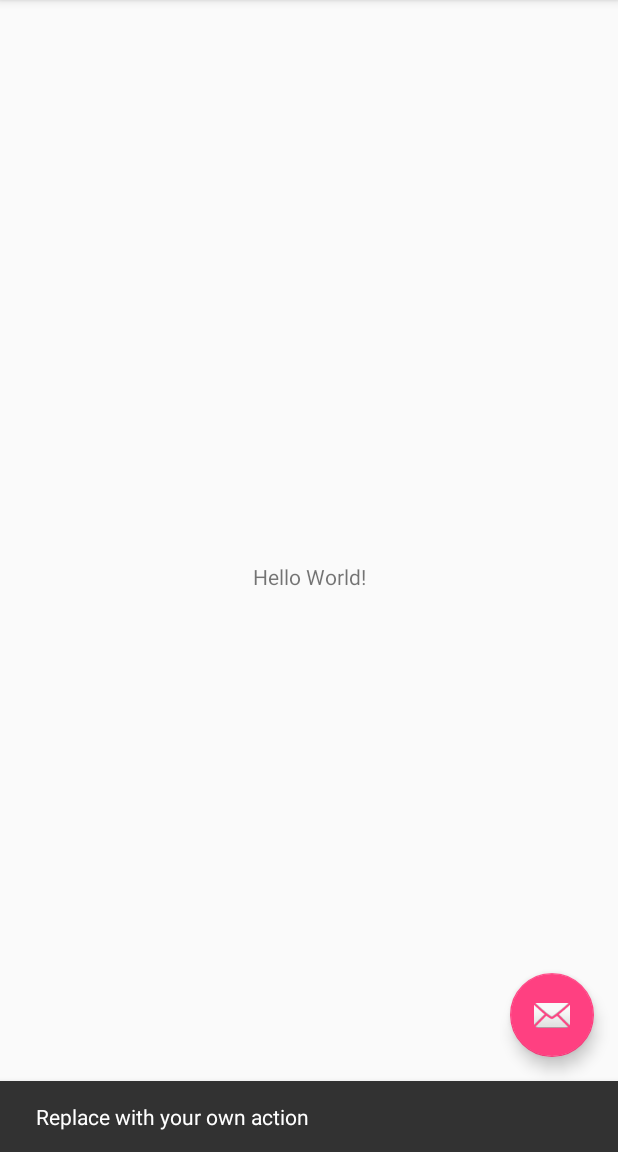
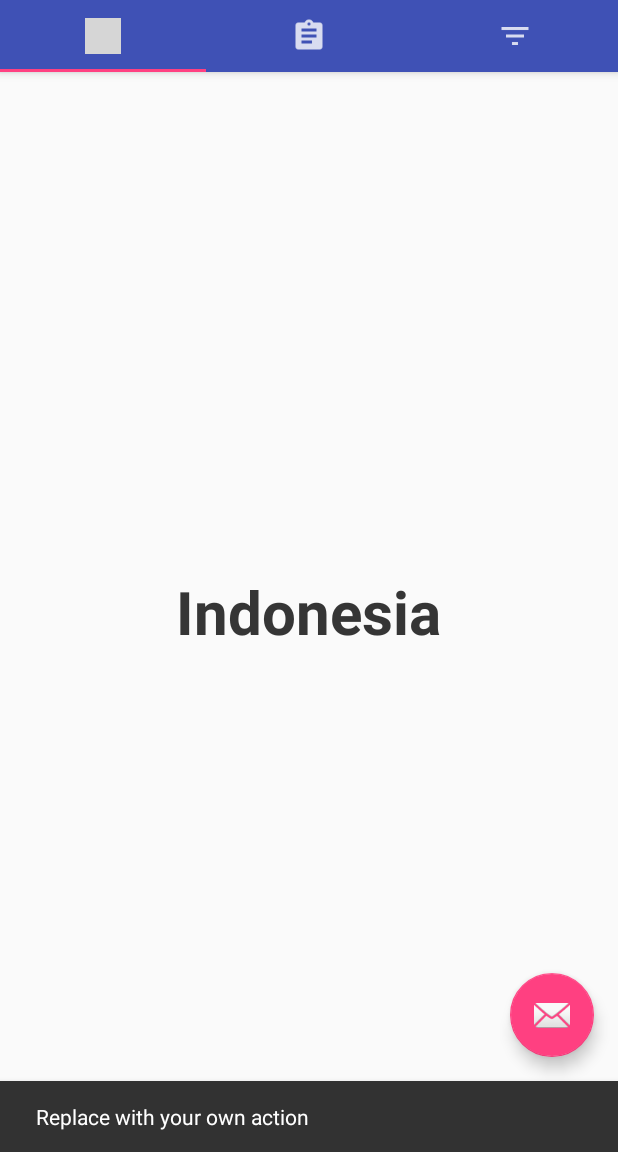
Before and after one commit to pampams/testing, an Android app: the screen it shows after launch (MainActivity), after a tap on an icon or button, on a phone screen of 412 x 824 dp, the part 84-1236 px from its top. Run offline under Robolectric (Android 15) with nearby library versions, the phone set to English and light mode, and no system bars; grey boxes are pictures that could not be loaded.

Commit message:
tambah icon di action bar

```diff
--- a/app/src/main/java/com/example/d/myapplication/MainActivity.java
+++ b/app/src/main/java/com/example/d/myapplication/MainActivity.java
@@ -3,13 +3,32 @@ package com.example.d.myapplication;
 import android.os.Bundle;
 import android.support.design.widget.FloatingActionButton;
 import android.support.design.widget.Snackbar;
+import android.support.design.widget.TabLayout;
+import android.support.v4.app.Fragment;
+import android.support.v4.app.FragmentManager;
+import android.support.v4.app.FragmentPagerAdapter;
+import android.support.v4.view.ViewPager;
 import android.support.v7.app.AppCompatActivity;
 import android.support.v7.widget.Toolbar;
 import android.view.View;
 import android.view.Menu;
 import android.view.MenuItem;
 
+import java.util.ArrayList;
+import java.util.List;
+import com.example.d.myapplication.MainActivityFragment;
 public class MainActivity extends AppCompatActivity {
+
+    private MenuItem menuItem;
+    private Toolbar toolbar;
+    private TabLayout tabLayout;
+    private ViewPager viewPager;
+    private int[] tabIcons = {
+            R.drawable.ic_home,
+            R.drawable.ic_assesment,
+            R.drawable.ic_filter
+    };
+
 
     @Override
     protected void onCreate(Bundle savedInstanceState) {
@@ -17,6 +36,15 @@ public class MainActivity extends AppCompatActivity {
         setContentView(R.layout.activity_main);
         Toolbar toolbar = (Toolbar) findViewById(R.id.toolbar);
         setSupportActionBar(toolbar);
+
+        getSupportActionBar().setDisplayHomeAsUpEnabled(false);
+
+        viewPager = (ViewPager) findViewById(R.id.viewpager);
+        setupViewPager(viewPager);
+
+        tabLayout = (TabLayout) findViewById(R.id.tabs);
+        tabLayout.setupWithViewPager(viewPager);
+        setupTabIcons();
 
         FloatingActionButton fab = (FloatingActionButton) findViewById(R.id.fab);
         fab.setOnClickListener(new View.OnClickListener() {
@@ -28,12 +56,58 @@ public class MainActivity extends AppCompatActivity {
         });
     }
 
+
+    private void setupTabIcons() {
+        tabLayout.getTabAt(0).setIcon(tabIcons[0]);
+        tabLayout.getTabAt(1).setIcon(tabIcons[1]);
+        tabLayout.getTabAt(2).setIcon(tabIcons[2]);
+    }
+
+    private void setupViewPager(ViewPager viewPager) {
+        ViewPagerAdapter adapter = new ViewPagerAdapter(getSupportFragmentManager());
+        adapter.addFragment(new MainActivityFragment(), "ONE");
+        adapter.addFragment(new TwoFragment(), "TWO");
+        adapter.addFragment(new ThreeFragment(), "THREE");
+        viewPager.setAdapter(adapter);
+    }
+
+
+    class ViewPagerAdapter extends FragmentPagerAdapter {
+        private final List<Fragment> mFragmentList = new ArrayList<>();
+        private final List<String> mFragmentTitleList = new ArrayList<>();
+
+        public ViewPagerAdapter(FragmentManager manager) {
+            super(manager);
+        }
+
+        @Override
+        public Fragment getItem(int position) {
+            return mFragmentList.get(position);
+        }
+
+        @Override
+        public int getCount() {
+            return mFragmentList.size();
+        }
+
+        public void addFragment(Fragment fragment, String title) {
+            mFragmentList.add(fragment);
+            mFragmentTitleList.add(title);
+        }
+
+        @Override
+        public CharSequence getPageTitle(int position) {
+            //return mFragmentTitleList.get(position);
+            return null;
+        }
+    }
     @Override
     public boolean onCreateOptionsMenu(Menu menu) {
         // Inflate the menu; this adds items to the action bar if it is present.
         getMenuInflater().inflate(R.menu.menu_main, menu);
         return true;
     }
+
 
     @Override
     public boolean onOptionsItemSelected(MenuItem item) {
--- /dev/null
+++ b/app/src/main/java/com/example/d/myapplication/ThreeFragment.java
@@ -0,0 +1,22 @@
+package com.example.d.myapplication;
+
+import android.os.Bundle;
+import android.support.v4.app.Fragment;
+import android.view.LayoutInflater;
+import android.view.View;
+import android.view.ViewGroup;
+
+/**
+ * A placeholder fragment containing a simple view.
+ */
+public class ThreeFragment extends Fragment {
+
+    public ThreeFragment() {
+    }
+
+    @Override
+    public View onCreateView(LayoutInflater inflater, ViewGroup container,
+                             Bundle savedInstanceState) {
+        return inflater.inflate(R.layout.fragment_main, container, false);
+    }
+}
--- /dev/null
+++ b/app/src/main/java/com/example/d/myapplication/TwoFragment.java
@@ -0,0 +1,22 @@
+package com.example.d.myapplication;
+
+import android.os.Bundle;
+import android.support.v4.app.Fragment;
+import android.view.LayoutInflater;
+import android.view.View;
+import android.view.ViewGroup;
+
+/**
+ * A placeholder fragment containing a simple view.
+ */
+public class TwoFragment extends Fragment {
+
+    public TwoFragment() {
+    }
+
+    @Override
+    public View onCreateView(LayoutInflater inflater, ViewGroup container,
+                             Bundle savedInstanceState) {
+        return inflater.inflate(R.layout.fragment_main, container, false);
+    }
+}
--- a/app/src/main/res/layout/activity_main.xml
+++ b/app/src/main/res/layout/activity_main.xml
@@ -18,9 +18,22 @@
             android:background="?attr/colorPrimary"
             app:popupTheme="@style/AppTheme.PopupOverlay" />
 
+        <android.support.design.widget.TabLayout
+            android:id="@+id/tabs"
+            android:layout_width="match_parent"
+            android:layout_height="wrap_content"
+            app:tabGravity="fill"
+            app:tabMode="fixed" />
+
     </android.support.design.widget.AppBarLayout>
 
     <include layout="@layout/content_main" />
+
+    <android.support.v4.view.ViewPager
+        android:id="@+id/viewpager"
+        android:layout_width="match_parent"
+        android:layout_height="match_parent"
+        app:layout_behavior="@string/appbar_scrolling_view_behavior"  />
 
     <android.support.design.widget.FloatingActionButton
         android:id="@+id/fab"
--- a/app/src/main/res/layout/fragment_main.xml
+++ b/app/src/main/res/layout/fragment_main.xml
@@ -1,19 +1,16 @@
 <?xml version="1.0" encoding="utf-8"?>
-<android.support.constraint.ConstraintLayout xmlns:android="http://schemas.android.com/apk/res/android"
-    xmlns:app="http://schemas.android.com/apk/res-auto"
+<RelativeLayout xmlns:android="http://schemas.android.com/apk/res/android"
     xmlns:tools="http://schemas.android.com/tools"
     android:layout_width="match_parent"
     android:layout_height="match_parent"
-    tools:context="com.example.d.myapplication.MainActivityFragment"
-    tools:showIn="@layout/activity_main">
+    tools:context="com.example.d.myapplication.MainActivityFragment">
 
     <TextView
         android:layout_width="wrap_content"
         android:layout_height="wrap_content"
-        android:text="Hello World!"
-        app:layout_constraintBottom_toBottomOf="parent"
-        app:layout_constraintLeft_toLeftOf="parent"
-        app:layout_constraintRight_toRightOf="parent"
-        app:layout_constraintTop_toTopOf="parent" />
+        android:text="@string/one"
+        android:textSize="40dp"
+        android:textStyle="bold"
+        android:layout_centerInParent="true"/>
 
-</android.support.constraint.ConstraintLayout>
+</RelativeLayout>
--- a/app/src/main/res/values/dimens.xml
+++ b/app/src/main/res/values/dimens.xml
@@ -1,3 +1,10 @@
 <resources>
     <dimen name="fab_margin">16dp</dimen>
+    <!-- Default screen margins, per the Android Design guidelines. -->
+    <dimen name="activity_horizontal_margin">16dp</dimen>
+    <dimen name="activity_vertical_margin">16dp</dimen>
+    <dimen name="tab_max_width">264dp</dimen>
+    <dimen name="tab_padding_bottom">16dp</dimen>
+    <dimen name="tab_label">14sp</dimen>
+    <dimen name="custom_tab_layout_height">72dp</dimen>
 </resources>
--- a/app/src/main/res/values/strings.xml
+++ b/app/src/main/res/values/strings.xml
@@ -1,6 +1,9 @@
 <resources>
     <string name="app_name">My Application</string>
-    <string name="action_settings">Settings</string>
+    <string name="one">Indonesia</string>
+    <string name="two">Arab Saudi</string>
+    <string name="three">Malaysia</string>
     <string name="search">Search</string>
     <string name="account">Account</string>
+    <string name="action_settings">Settings</string>
 </resources>
```
Also changed, not shown: app/src/main/res/drawable-hdpi/ic_assesment.png (added), app/src/main/res/drawable-hdpi/ic_filter.png (added), app/src/main/res/drawable-mdpi/ic_assesment.png (added), app/src/main/res/drawable-mdpi/ic_filter.png (added), app/src/main/res/drawable-xhdpi/ic_assesment.png (added), app/src/main/res/drawable-xhdpi/ic_filter.png (added), app/src/main/res/drawable-xxhdpi/ic_assesment.png (added), app/src/main/res/drawable-xxhdpi/ic_filter.png (added).
